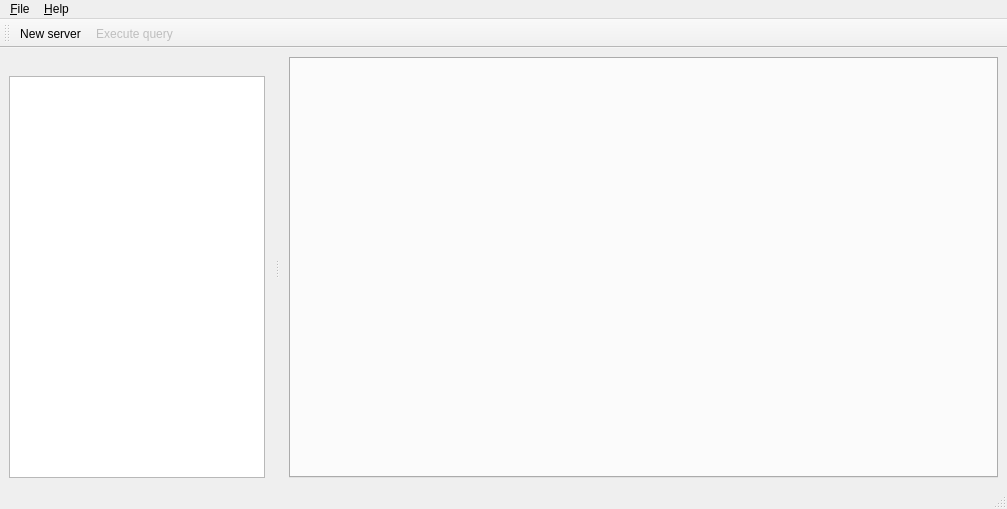
Above: MailUnitUI/Gui/MainWindow.ui from brainstream/MailUnit before the change. Below: the same form after it.
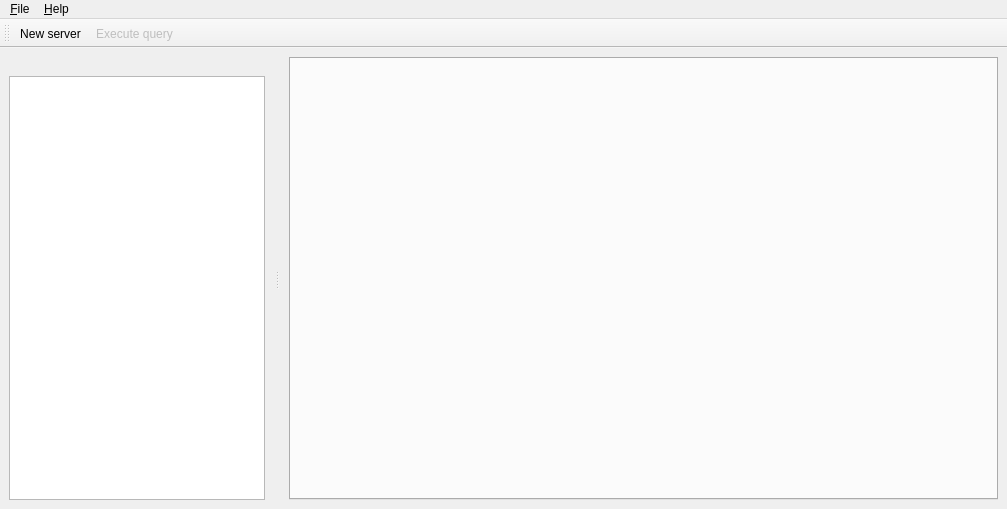
That is the form after the change. Icons and pictures are not drawn.

Commit message: Progress and status of MQP query executing have been added in the UI client

Patch:
```diff
--- a/MailUnitUI/Gui/MainWindow.ui
+++ b/MailUnitUI/Gui/MainWindow.ui
@@ -78,7 +78,6 @@
    <addaction name="mp_menu_file"/>
    <addaction name="mp_menu_help"/>
   </widget>
-  <widget class="QStatusBar" name="mp_statusbar"/>
   <widget class="QToolBar" name="mp_toolbar">
    <property name="windowTitle">
     <string>toolBar</string>
```
The commit also changes 6 other files.
